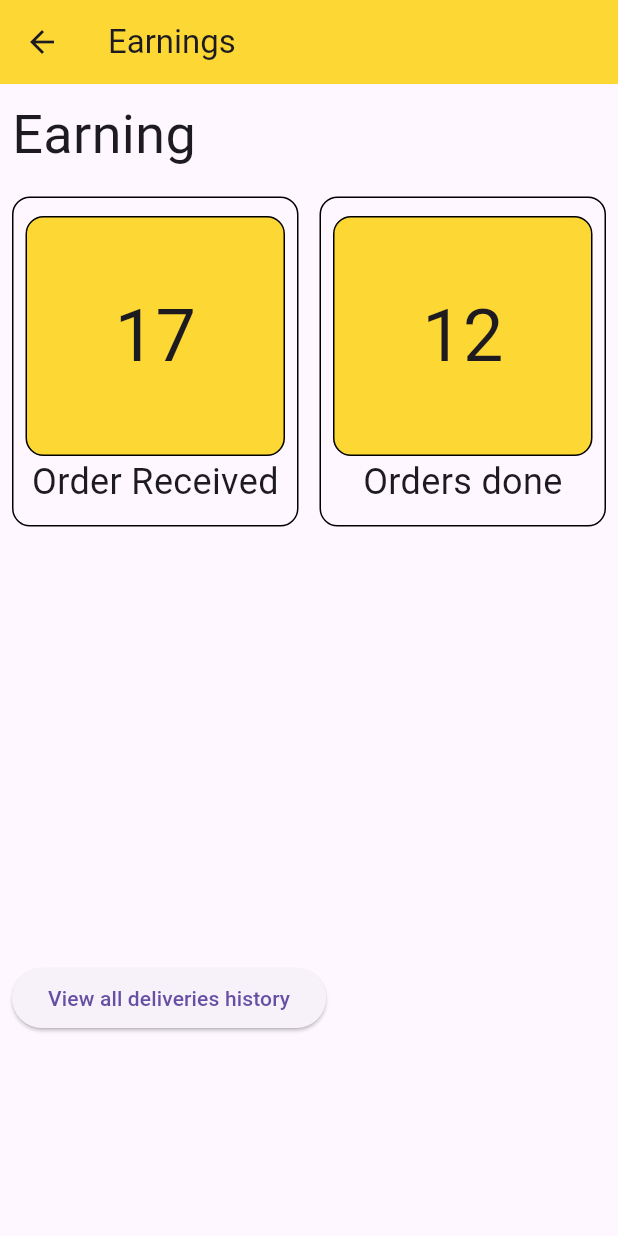
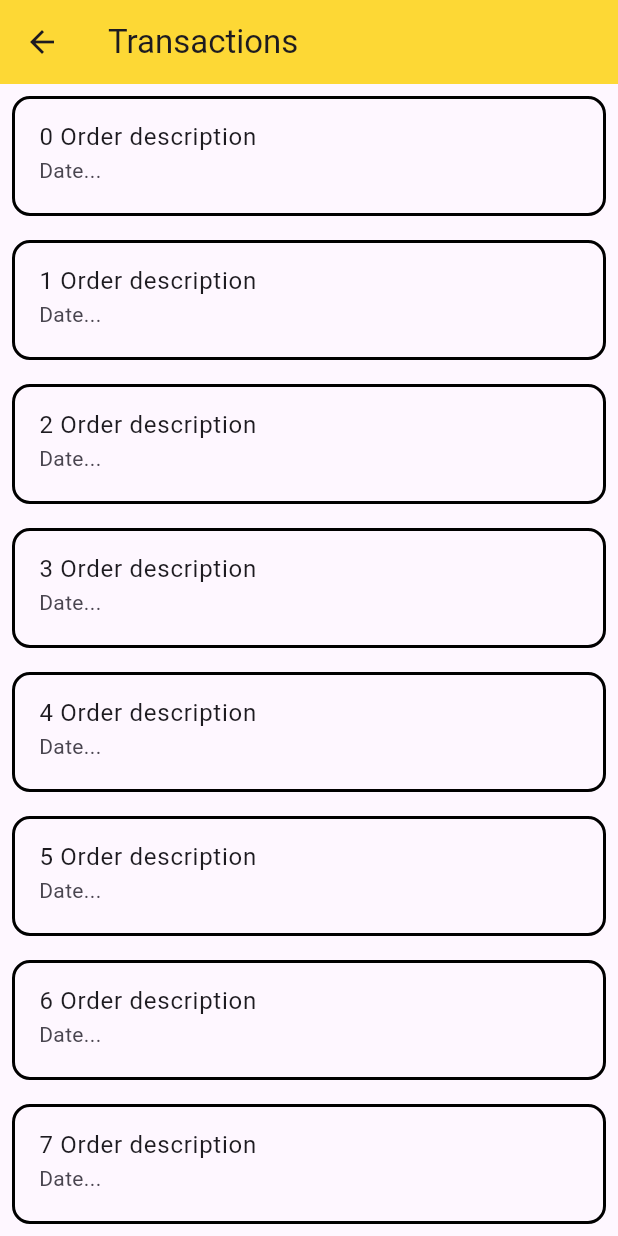
Before and after one commit to KlementA02/Cho_Rider, a Flutter app: the EarningsPage screen opened directly, after a tap on "View all deliveries history", on a phone screen of 412 x 824 dp. Run offline on Flutter 3.47's test engine with Material 3 defaults, Android fonts, the light colour scheme and no system bars; our stand-ins replace animated_text_kit, google_fonts.

```diff
--- a/cho_rider_app/lib/Screens/earnings_page.dart
+++ b/cho_rider_app/lib/Screens/earnings_page.dart
@@ -1,3 +1,4 @@
+import 'package:cho_rider_app/Screens/transactions_page.dart';
 import 'package:flutter/material.dart';
 
 class EarningsPage extends StatelessWidget {
@@ -46,8 +47,19 @@ class EarningsPage extends StatelessWidget {
           Padding(
             padding: const EdgeInsets.all(8.0),
             child: ElevatedButton(
-                onPressed: () {},
-                child: const Text("View all deliveries history")),
+                onPressed: () {
+                  Navigator.of(context).push(MaterialPageRoute(
+                    builder: (context) => const TransactionsPage(),
+                  ));
+                },
+                style: ElevatedButton.styleFrom(
+                    backgroundColor: Colors.yellow.shade600,
+                    shape: RoundedRectangleBorder(
+                        borderRadius: BorderRadius.circular(12))),
+                child: const Text(
+                  "View all deliveries history",
+                  style: TextStyle(color: Colors.black),
+                )),
           )
         ],
       ),
--- /dev/null
+++ b/cho_rider_app/lib/Screens/transactions_page.dart
@@ -0,0 +1,57 @@
+import 'package:flutter/material.dart';
+
+class TransactionsPage extends StatelessWidget {
+  const TransactionsPage({super.key});
+
+  @override
+  Widget build(BuildContext context) {
+    return Scaffold(
+      appBar: AppBar(
+        backgroundColor: Colors.yellow.shade600,
+        title: const Text('Transactions'),
+      ),
+      body: SingleChildScrollView(
+        child: Column(
+          children: [
+            SizedBox(
+              width: double.infinity,
+              height: MediaQuery.of(context).size.height,
+              child: ListView.builder(
+                itemCount: 14,
+                itemBuilder: (context, index) {
+                  return TransactionWidget(
+                    index: index,
+                  );
+                },
+              ),
+            ),
+          ],
+        ),
+      ),
+    );
+  }
+}
+
+class TransactionWidget extends StatelessWidget {
+  final int index;
+  const TransactionWidget({
+    super.key,
+    required this.index,
+  });
+
+  @override
+  Widget build(BuildContext context) {
+    return Container(
+      height: 80,
+      width: double.infinity,
+      margin: const EdgeInsets.all(8),
+      decoration: BoxDecoration(
+          border: Border.all(width: 2, color: Colors.black),
+          borderRadius: BorderRadius.circular(12)),
+      child: ListTile(
+        title: Text("$index Order description"),
+        subtitle: const Text('Date...'),
+      ),
+    );
+  }
+}
```
Also changed, not shown: cho_rider_app/lib/Screens/new_order_page.dart (+30 -2 lines).
